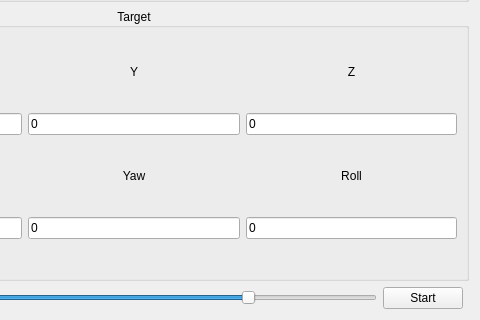
First picture: the form in controlswidget.ui, repository Alex20129/robot_gles, before the edit; both pictures show x 212 to 692 and y 638 to 958 of the 692 by 958 pixel window.
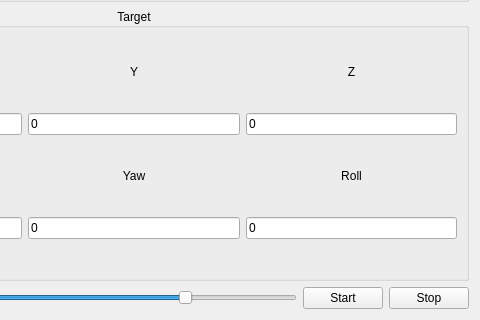
Second picture: the form after the edit.

Commit message: animation controls | WIP

Diff of the .ui file:
```diff
--- a/controlswidget.ui
+++ b/controlswidget.ui
@@ -658,6 +658,13 @@
      </property>
     </widget>
    </item>
+   <item row="5" column="2">
+    <widget class="QPushButton" name="pushButton_stop_animation">
+     <property name="text">
+      <string>Stop</string>
+     </property>
+    </widget>
+   </item>
   </layout>
  </widget>
  <resources/>
```
The commit also changes 7 other files.
